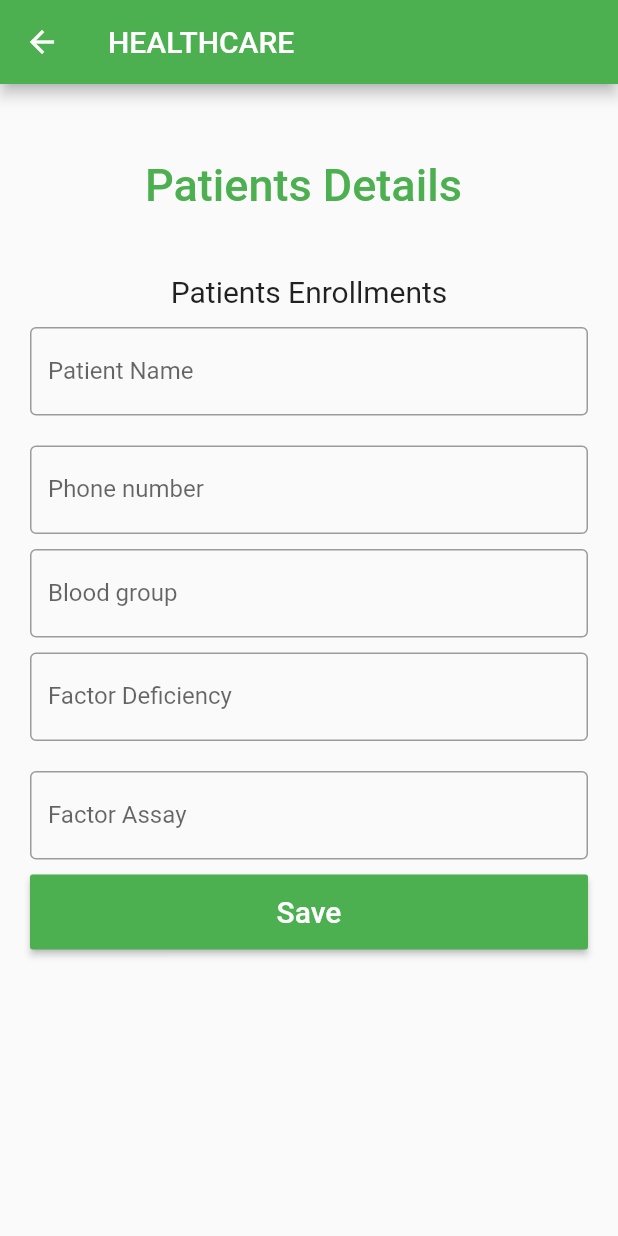
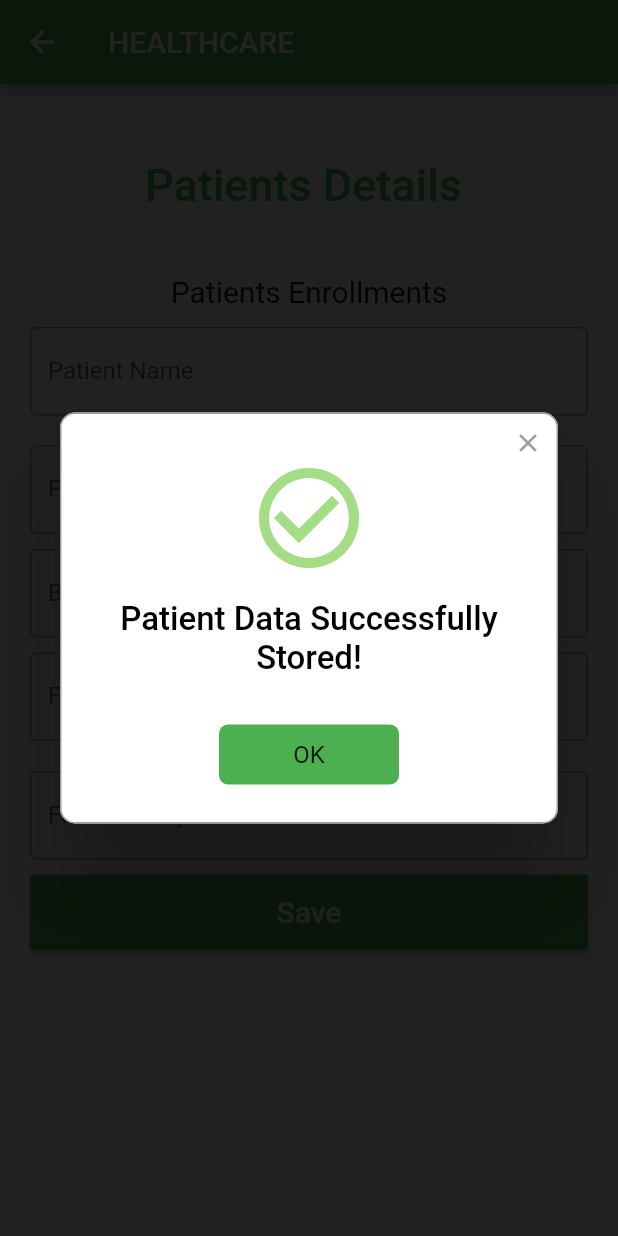
Before and after one commit to TrishaBharti/haemophiia_flutter, a Flutter app: the PatientDetails screen opened directly, after a tap on "Save", on a phone screen of 412 x 824 dp. Run offline on Flutter 3.47's test engine with Material 2 defaults, Android fonts, the phone set to English and light mode, and no system bars; drawn by our look-alikes of rflutter_alert; our stand-ins replace firebase_auth; missing offline and left inert: requests; accounts and stored records are empty.

Commit message:
Adding new code

```diff
--- a/flutter_login-master/lib/pages/list_patient.dart
+++ b/flutter_login-master/lib/pages/list_patient.dart
@@ -1,12 +1,24 @@
 import 'package:flutter/material.dart';
 
 import './patient_dashboard.dart';
+import '../services/flask_services.dart';
 
 bool isPatientsPresent = true;
 
 List<String> patientsName = ['Anil', 'Raj', 'Sachin', 'Rahul', 'Gaurav', 'Nikesh'];
 // List<String> patientsName = [];
+Future<dynamic> patName;
 class ListPatient extends StatefulWidget {
+
+  ListPatient() {
+
+    FlaskServices.getPatients().then(
+      (value){
+        patName = value;
+      }
+
+    );
+  }
 
   @override
   _ListPatientState createState() => _ListPatientState();
--- a/flutter_login-master/lib/pages/patient_detail.dart
+++ b/flutter_login-master/lib/pages/patient_detail.dart
@@ -1,9 +1,31 @@
 import 'package:flutter/material.dart';
+
+import '../services/flask_services.dart';
+import 'package:rflutter_alert/rflutter_alert.dart';
 
 class  PatientDetails extends StatelessWidget {
 
-  TextEditingController nameController = TextEditingController();
-  TextEditingController passwordController = TextEditingController();
+  final TextEditingController nameController = TextEditingController();
+  final TextEditingController phoneController = TextEditingController();
+  final TextEditingController bloodGroupController = TextEditingController();
+  final TextEditingController factorDController = TextEditingController();
+  final TextEditingController factorAController = TextEditingController();
+
+  void _showAlertDialog(context) {
+    print('Alert');
+    Alert(
+      context: context,
+      type: AlertType.success,
+      title: "Patient Data Successfully Stored!",
+      buttons: [
+        DialogButton(
+          child: Text("OK"), onPressed: () => Navigator.pop(context),
+          width: 120,
+        ),
+      ]
+    ).show();
+
+  }
 
   @override
   Widget build(BuildContext context) {
@@ -46,19 +68,18 @@ class  PatientDetails extends StatelessWidget {
                 Container(
                   padding: EdgeInsets.fromLTRB(10, 10, 10, 0),
                   child: TextField(
-                    obscureText: true,
-                    controller: passwordController,
+                    controller: phoneController,
                     decoration: InputDecoration(
                       border: OutlineInputBorder(),
                       labelText: 'Phone number',
                     ),
                   ),
                 ),
+
                 Container(
                   padding: EdgeInsets.fromLTRB(10, 10, 10, 0),
                   child: TextField(
-                    obscureText: true,
-                    controller: passwordController,
+                    controller: bloodGroupController,
                     decoration: InputDecoration(
                       border: OutlineInputBorder(),
                       labelText: 'Blood group',
@@ -68,7 +89,7 @@ class  PatientDetails extends StatelessWidget {
                 Container(
                   padding: EdgeInsets.all(10),
                   child: TextField(
-                    controller: nameController,
+                    controller: factorDController,
                     decoration: InputDecoration(
                       border: OutlineInputBorder(),
                       labelText: 'Factor Deficiency',
@@ -78,7 +99,7 @@ class  PatientDetails extends StatelessWidget {
                 Container(
                   padding: EdgeInsets.all(10),
                   child: TextField(
-                    controller: nameController,
+                    controller: factorAController,
                     decoration: InputDecoration(
                       border: OutlineInputBorder(),
                       labelText: 'Factor Assay',
@@ -97,7 +118,19 @@ class  PatientDetails extends StatelessWidget {
                       ),
                       onPressed: () {
                         print(nameController.text);
-                        print(passwordController.text);
+                        print(phoneController.text);
+                        print(bloodGroupController.text);
+                        print(factorDController.text);
+                        print(factorAController.text);
+                        FlaskServices.addPatient(
+                          nameController.text,
+                          phoneController.text,
+                          bloodGroupController.text,
+                          factorDController.text,
+                          factorAController.text
+                        );
+                        _showAlertDialog(context);
+
                       },
                     )),
 
--- /dev/null
+++ b/flutter_login-master/lib/services/flask_services.dart
@@ -0,0 +1,31 @@
+import 'package:requests/requests.dart';
+import 'dart:convert';
+
+class FlaskServices{
+
+  static void addPatient(name, phoneNumber, bloodGroup, factorD, factorA) async{
+
+    var requestBody = {
+      "name":name,
+      "mobile_number":phoneNumber,
+      "blood_group":bloodGroup,
+      "factor_deficiency":factorD,
+      "factor_assay":factorA
+    };
+
+    var response = await Requests.post("http://10.0.2.2:8080/v1/add-patient",
+      bodyEncoding: RequestBodyEncoding.JSON,
+      body: requestBody
+    );
+    print(response.content());
+  }
+
+  static Future getPatients() async {
+    var response = await Requests.get("http://10.0.2.2:8080/v1/get-patient-details");
+    String body = response.content();
+    Map<String, dynamic> myMap = json.decode(body);
+    List jsonData = myMap['data'];
+    return jsonData;
+  }
+
+}
--- a/flutter_login-master/pubspec.yaml
+++ b/flutter_login-master/pubspec.yaml
@@ -11,6 +11,9 @@ dependencies:
   firebase_auth: ^0.9.0
   firebase_database: ^1.0.5
   intl: ^0.16.1
+  requests: ^3.1.0
+  flutter_spinkit: ^4.1.2+1
+  rflutter_alert: ^1.0.3
 
 dev_dependencies:
   flutter_test:
```
Also changed, not shown: flutter_login-master/lib/pages/welcome_page.dart (+9 -46 lines), 1 other file.
